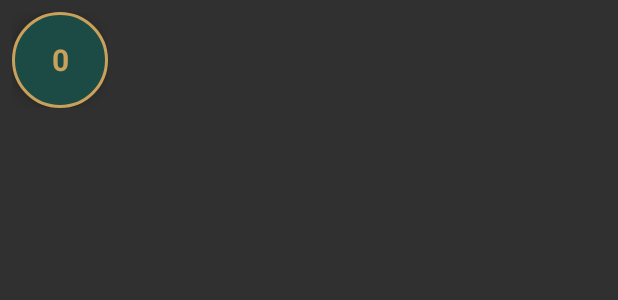
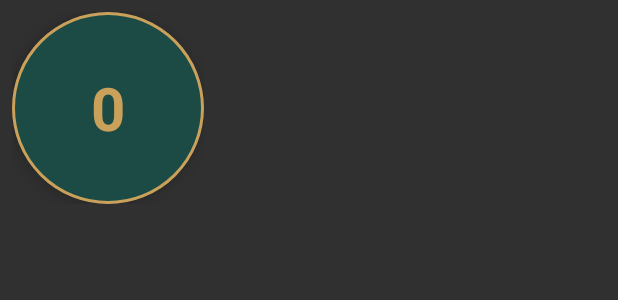
Before and after one commit to aposamir/TasbeehApp, an Android app: the layout layout_floating_bubble.xml on its own in the app's theme, with its tools: preview values and no code run, on a phone screen of 412 x 824 dp. Shown: the top 300 px of the screen. Run offline under Robolectric (Android 15) with nearby library versions, the light colour scheme and no system bars.

Commit message:
Increase size of bubble counter TextView

```diff
--- a/app/src/main/res/layout/layout_floating_bubble.xml
+++ b/app/src/main/res/layout/layout_floating_bubble.xml
@@ -6,12 +6,12 @@
 
     <TextView
         android:id="@+id/bubble_counter"
-        android:layout_width="64dp"
-        android:layout_height="64dp"
+        android:layout_width="128dp"
+        android:layout_height="128dp"
         android:background="@drawable/circle_background"
         android:text="0"
         android:textColor="#C9A15A"
-        android:textSize="20sp"
+        android:textSize="40sp"
         android:textStyle="bold"
         android:gravity="center"
         android:elevation="8dp" />
```
